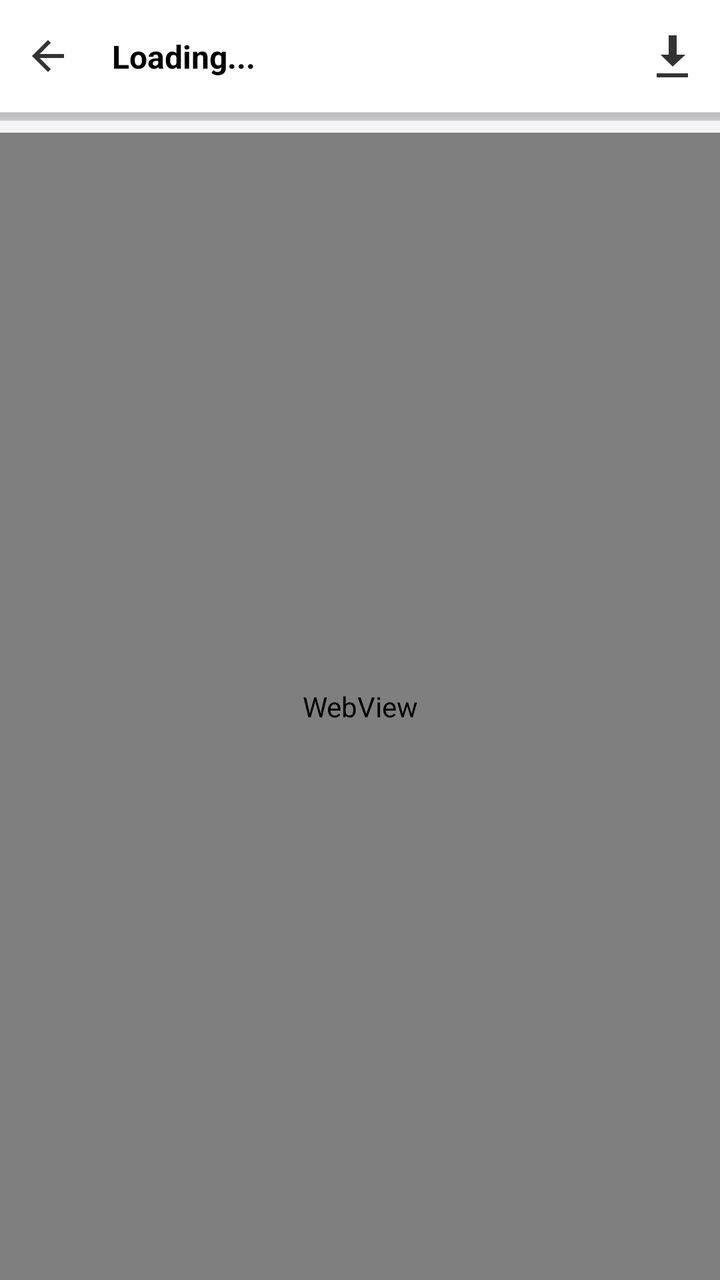
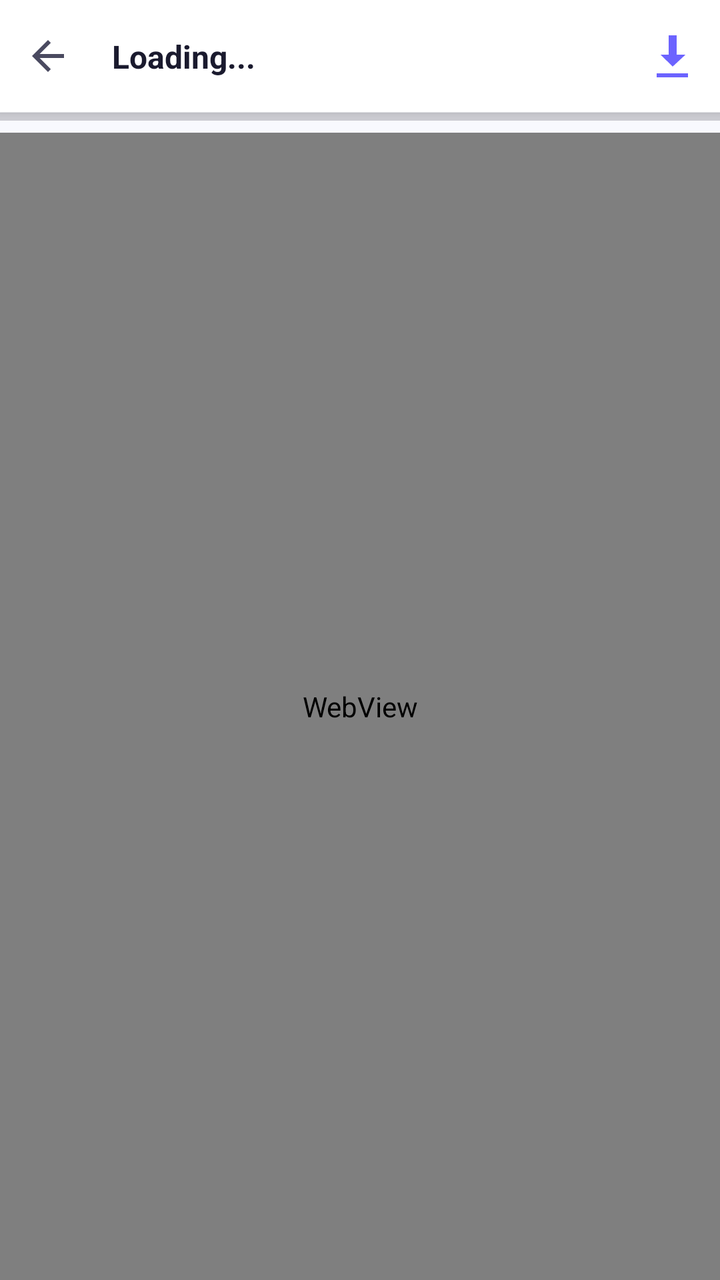

The first picture is an Android layout as it rendered before a commit; the second is the same layout after the commit. The layout source and the unified diff follow.
<!-- AndroidManifest.xml: application theme Theme.SE114_CallingSystem -->
<!-- res/layout/activity_document_viewer.xml -->
<?xml version="1.0" encoding="utf-8"?>
<LinearLayout xmlns:android="http://schemas.android.com/apk/res/android"
    xmlns:app="http://schemas.android.com/apk/res-auto"
    android:layout_width="match_parent"
    android:layout_height="match_parent"
    android:orientation="vertical"
    android:background="#F5F5F5">

    <androidx.constraintlayout.widget.ConstraintLayout
        android:layout_width="match_parent"
        android:layout_height="56dp"
        android:background="#FFFFFF"
        android:elevation="4dp">

        <ImageButton
            android:id="@+id/btnBackFromDoc"
            android:layout_width="48dp"
            android:layout_height="48dp"
            android:background="?attr/selectableItemBackgroundBorderless"
            android:src="@drawable/ic_back_modern"
            app:tint="#333333"
            app:layout_constraintStart_toStartOf="parent"
            app:layout_constraintTop_toTopOf="parent"
            app:layout_constraintBottom_toBottomOf="parent" />

        <TextView
            android:id="@+id/tvDocTitle"
            android:layout_width="0dp"
            android:layout_height="wrap_content"
            android:layout_marginStart="8dp"
            android:layout_marginEnd="8dp"
            android:ellipsize="end"
            android:singleLine="true"
            android:text="Loading..."
            android:textColor="#000000"
            android:textSize="16sp"
            android:textStyle="bold"
            app:layout_constraintBottom_toBottomOf="parent"
            app:layout_constraintEnd_toStartOf="@id/btnDownloadDoc"
            app:layout_constraintStart_toEndOf="@id/btnBackFromDoc"
            app:layout_constraintTop_toTopOf="parent" />

        <ImageButton
            android:id="@+id/btnDownloadDoc"
            android:layout_width="48dp"
            android:layout_height="48dp"
            android:background="?attr/selectableItemBackgroundBorderless"
            android:src="@android:drawable/stat_sys_download"
            app:tint="#333333"
            app:layout_constraintEnd_toEndOf="parent"
            app:layout_constraintTop_toTopOf="parent"
            app:layout_constraintBottom_toBottomOf="parent" />

    </androidx.constraintlayout.widget.ConstraintLayout>

    <ProgressBar
        android:id="@+id/progressBar"
        android:layout_width="match_parent"
        android:layout_height="wrap_content"
        android:layout_marginTop="-6dp"
        android:indeterminateTint="@color/black"
        style="?android:attr/progressBarStyleHorizontal" />

    <WebView
        android:id="@+id/webViewDoc"
        android:layout_width="match_parent"
        android:layout_height="match_parent" />

</LinearLayout>
<!-- resources referenced by this layout -->
<resources>
  <color name="black">#FF000000</color>
  <!-- drawable ic_back_modern (drawable) -->
  <?xml version="1.0" encoding="utf-8"?>
  <vector xmlns:android="http://schemas.android.com/apk/res/android"
      android:width="24dp"
      android:height="24dp"
      android:viewportWidth="24"
      android:viewportHeight="24"
      android:tint="#FFFFFF">
      <path
          android:fillColor="@android:color/white"
          android:pathData="M20,11H7.83l5.59,-5.59L12,4l-8,8 8,8 1.41,-1.41L7.83,13H20v-2z"/>
  </vector>
  <style name="Theme.SE114_CallingSystem" parent="Base.Theme.SE114_CallingSystem" />
  <style name="Base.Theme.SE114_CallingSystem" parent="Theme.Material3.DayNight.NoActionBar">
          
          
      </style>
</resources>

<!-- the commit's change to res/layout/activity_document_viewer.xml (unified diff, before → after) -->
@@ -4,13 +4,13 @@
     android:layout_width="match_parent"
     android:layout_height="match_parent"
     android:orientation="vertical"
-    android:background="#F5F5F5">
+    android:background="@color/bg_primary">
 
     <androidx.constraintlayout.widget.ConstraintLayout
         android:layout_width="match_parent"
         android:layout_height="56dp"
-        android:background="#FFFFFF"
-        android:elevation="4dp">
+        android:background="@color/bg_secondary"
+        android:elevation="2dp">
 
         <ImageButton
             android:id="@+id/btnBackFromDoc"
@@ -18,7 +18,7 @@
             android:layout_height="48dp"
             android:background="?attr/selectableItemBackgroundBorderless"
             android:src="@drawable/ic_back_modern"
-            app:tint="#333333"
+            app:tint="@color/icon_tint"
             app:layout_constraintStart_toStartOf="parent"
             app:layout_constraintTop_toTopOf="parent"
             app:layout_constraintBottom_toBottomOf="parent" />
@@ -32,7 +32,7 @@
             android:ellipsize="end"
             android:singleLine="true"
             android:text="Loading..."
-            android:textColor="#000000"
+            android:textColor="@color/text_primary"
             android:textSize="16sp"
             android:textStyle="bold"
             app:layout_constraintBottom_toBottomOf="parent"
@@ -46,7 +46,7 @@
             android:layout_height="48dp"
             android:background="?attr/selectableItemBackgroundBorderless"
             android:src="@android:drawable/stat_sys_download"
-            app:tint="#333333"
+            app:tint="@color/accent"
             app:layout_constraintEnd_toEndOf="parent"
             app:layout_constraintTop_toTopOf="parent"
             app:layout_constraintBottom_toBottomOf="parent" />
@@ -58,7 +58,7 @@
         android:layout_width="match_parent"
         android:layout_height="wrap_content"
         android:layout_marginTop="-6dp"
-        android:indeterminateTint="@color/black"
+        android:indeterminateTint="@color/accent"
         style="?android:attr/progressBarStyleHorizontal" />
 
     <WebView
<!-- resource entries referenced after the edit -->
@@ -1,6 +1,10 @@
 <!-- resources referenced by this layout -->
 <resources>
-  <color name="black">#FF000000</color>
+  <color name="accent">#6C63FF</color>
+  <color name="bg_primary">#F8F9FE</color>
+  <color name="bg_secondary">#FFFFFF</color>
+  <color name="icon_tint">#4A4A60</color>
+  <color name="text_primary">#1A1A2E</color>
   <!-- drawable ic_back_modern (drawable) -->
   <?xml version="1.0" encoding="utf-8"?>
   <vector xmlns:android="http://schemas.android.com/apk/res/android"
@@ -15,8 +19,14 @@
   </vector>
   <style name="Theme.SE114_CallingSystem" parent="Base.Theme.SE114_CallingSystem" />
   <style name="Base.Theme.SE114_CallingSystem" parent="Theme.Material3.DayNight.NoActionBar">
-          
-          
+          <item name="colorPrimary">@color/accent</item>
+          <item name="colorOnPrimary">@color/text_on_accent</item>
+          <item name="colorSecondary">@color/accent_light</item>
+          <item name="android:windowBackground">@color/bg_primary</item>
+          <item name="android:statusBarColor">@color/bg_primary</item>
+          <item name="android:navigationBarColor">@color/bg_primary</item>
       </style>
+  <color name="text_on_accent">#FFFFFF</color>
+  <color name="accent_light">#8B83FF</color>
 </resources>
 
